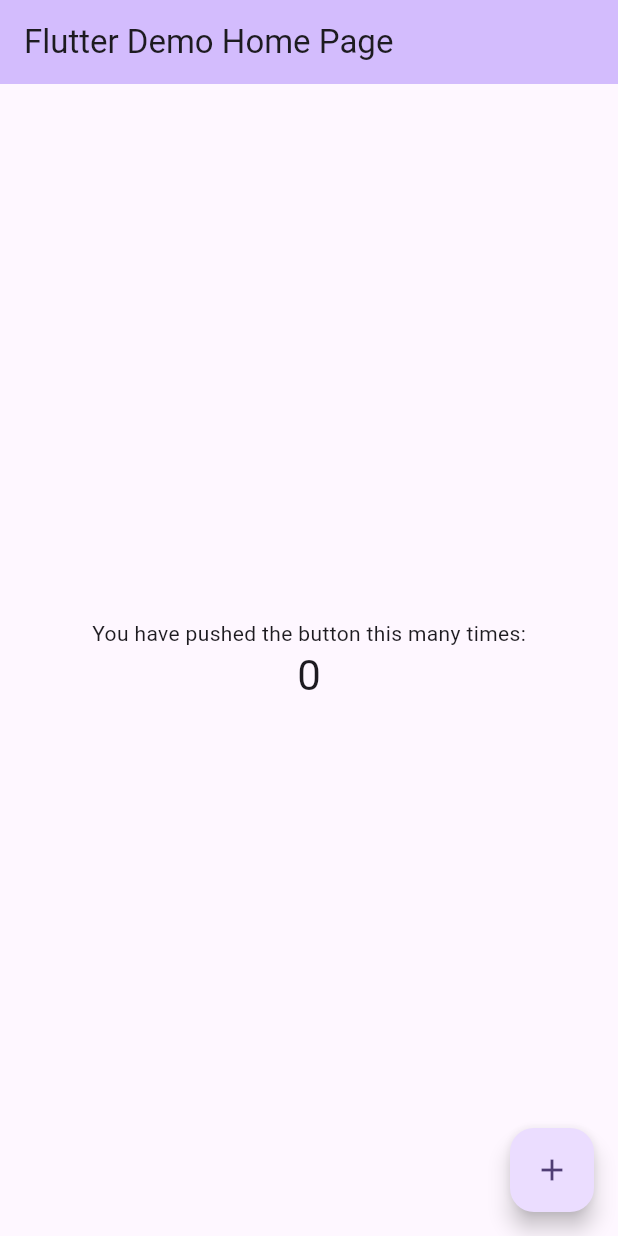
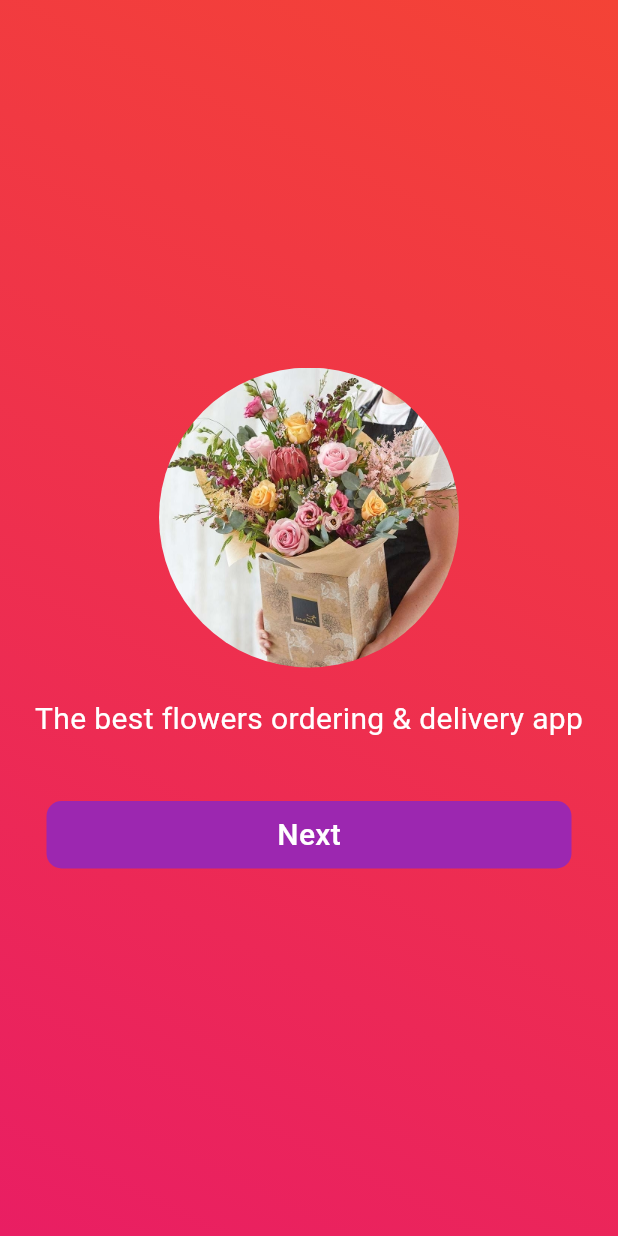
Before and after one commit to AigulAbdi/flower_app, a Flutter app: the screen it shows after launch, on a phone screen of 412 x 824 dp. Run offline on Flutter 3.47's test engine with Material 3 defaults, Android fonts, the phone set to English and light mode, and no system bars.

Commit message:
first commit

```diff
--- a/lib/main.dart
+++ b/lib/main.dart
@@ -1,3 +1,5 @@
+import 'package:flower_app/screen/home_screen.dart';
+import 'package:flower_app/screen/splash_screen.dart';
 import 'package:flutter/material.dart';
 
 void main() {
@@ -7,119 +9,11 @@ void main() {
 class MyApp extends StatelessWidget {
   const MyApp({super.key});
 
-  // This widget is the root of your application.
   @override
   Widget build(BuildContext context) {
     return MaterialApp(
-      title: 'Flutter Demo',
-      theme: ThemeData(
-        // This is the theme of your application.
-        //
-        // TRY THIS: Try running your application with "flutter run". You'll see
-        // the application has a purple toolbar. Then, without quitting the app,
-        // try changing the seedColor in the colorScheme below to Colors.green
-        // and then invoke "hot reload" (save your changes or press the "hot
-        // reload" button in a Flutter-supported IDE, or press "r" if you used
-        // the command line to start the app).
-        //
-        // Notice that the counter didn't reset back to zero; the application
-        // state is not lost during the reload. To reset the state, use hot
-        // restart instead.
-        //
-        // This works for code too, not just values: Most code changes can be
-        // tested with just a hot reload.
-        colorScheme: ColorScheme.fromSeed(seedColor: Colors.deepPurple),
-        useMaterial3: true,
-      ),
-      home: const MyHomePage(title: 'Flutter Demo Home Page'),
+      debugShowCheckedModeBanner: false,
+      home: const Splash(),
     );
   }
 }
-
-class MyHomePage extends StatefulWidget {
-  const MyHomePage({super.key, required this.title});
-
-  // This widget is the home page of your application. It is stateful, meaning
-  // that it has a State object (defined below) that contains fields that affect
-  // how it looks.
-
-  // This class is the configuration for the state. It holds the values (in this
-  // case the title) provided by the parent (in this case the App widget) and
-  // used by the build method of the State. Fields in a Widget subclass are
-  // always marked "final".
-
-  final String title;
-
-  @override
-  State<MyHomePage> createState() => _MyHomePageState();
-}
-
-class _MyHomePageState extends State<MyHomePage> {
-  int _counter = 0;
-
-  void _incrementCounter() {
-    setState(() {
-      // This call to setState tells the Flutter framework that something has
-      // changed in this State, which causes it to rerun the build method below
-      // so that the display can reflect the updated values. If we changed
-      // _counter without calling setState(), then the build method would not be
-      // called again, and so nothing would appear to happen.
-      _counter++;
-    });
-  }
-
-  @override
-  Widget build(BuildContext context) {
-    // This method is rerun every time setState is called, for instance as done
-    // by the _incrementCounter method above.
-    //
-    // The Flutter framework has been optimized to make rerunning build methods
-    // fast, so that you can just rebuild anything that needs updating rather
-    // than having to individually change instances of widgets.
-    return Scaffold(
-      appBar: AppBar(
-        // TRY THIS: Try changing the color here to a specific color (to
-        // Colors.amber, perhaps?) and trigger a hot reload to see the AppBar
-        // change color while the other colors stay the same.
-        backgroundColor: Theme.of(context).colorScheme.inversePrimary,
-        // Here we take the value from the MyHomePage object that was created by
-        // the App.build method, and use it to set our appbar title.
-        title: Text(widget.title),
-      ),
-      body: Center(
-        // Center is a layout widget. It takes a single child and positions it
-        // in the middle of the parent.
-        child: Column(
-          // Column is also a layout widget. It takes a list of children and
-          // arranges them vertically. By default, it sizes itself to fit its
-          // children horizontally, and tries to be as tall as its parent.
-          //
-          // Column has various properties to control how it sizes itself and
-          // how it positions its children. Here we use mainAxisAlignment to
-          // center the children vertically; the main axis here is the vertical
-          // axis because Columns are vertical (the cross axis would be
-          // horizontal).
-          //
-          // TRY THIS: Invoke "debug painting" (choose the "Toggle Debug Paint"
-          // action in the IDE, or press "p" in the console), to see the
-          // wireframe for each widget.
-          mainAxisAlignment: MainAxisAlignment.center,
-          children: <Widget>[
-            const Text(
-              'You have pushed the button this many times:',
-            ),
-            Text(
-              '$_counter',
-              style: Theme.of(context).textTheme.headlineMedium,
-            ),
-          ],
-        ),
-      ),
-      floatingActionButton: FloatingActionButton(
-        onPressed: _incrementCounter,
-        tooltip: 'Increment',
-        child: const Icon(Icons.add),
-      ), // This trailing comma makes auto-formatting nicer for build methods.
-    );
-  }
-}
--- /dev/null
+++ b/lib/screen/home_screen.dart
@@ -0,0 +1,65 @@
+import 'package:flutter/material.dart';
+
+class Homescreen extends StatelessWidget {
+  const Homescreen({super.key});
+
+  @override
+  Widget build(BuildContext context) {
+    return Scaffold(
+      body: Container(
+        width: double.infinity,
+        decoration: BoxDecoration(
+          gradient: LinearGradient(
+              colors: [Colors.red, Colors.pink],
+              begin: Alignment.topRight,
+              end: Alignment.bottomLeft),
+        ),
+        child: Column(
+          mainAxisAlignment: MainAxisAlignment.center,
+          children: [
+            ClipRRect(
+              borderRadius: BorderRadius.circular(100),
+              child: Image.asset(
+                'asset/images/straus.jpg',
+                width: 200,
+                height: 200,
+                fit: BoxFit.cover,
+              ),
+            ),
+            SizedBox(
+              height: 20,
+            ),
+            Text(
+              'The best flowers ordering & delivery app',
+              style: TextStyle(fontSize: 20, color: Colors.white),
+            ),
+            SizedBox(
+              height: 40,
+            ),
+            Container(
+              width: 350,
+              height: 45,
+              decoration: BoxDecoration(
+                  borderRadius: BorderRadius.circular(10),
+                  color: Colors.purple),
+              child: Center(
+                child: GestureDetector(
+                  onTap: () {
+                    print('bas');
+                  },
+                  child: Text(
+                    'Next',
+                    style: TextStyle(
+                        fontWeight: FontWeight.w500,
+                        fontSize: 20,
+                        color: Colors.white),
+                  ),
+                ),
+              ),
+            )
+          ],
+        ),
+      ),
+    );
+  }
+}
--- a/pubspec.yaml
+++ b/pubspec.yaml
@@ -59,8 +59,8 @@ flutter:
   uses-material-design: true
 
   # To add assets to your application, add an assets section, like this:
-  # assets:
-  #   - images/a_dot_burr.jpeg
+  assets:
+    - asset/images/straus.jpg
   #   - images/a_dot_ham.jpeg
 
   # An image asset can refer to one or more resolution-specific "variants", see
```
Also changed, not shown: lib/registration/sign_in.dart (added, +15 -0 lines), lib/screen/splash_screen.dart (added, +65 -0 lines), asset/images/blume.jpg (added), asset/images/bouqet.jpg (added), asset/images/straus.jpg (added).
